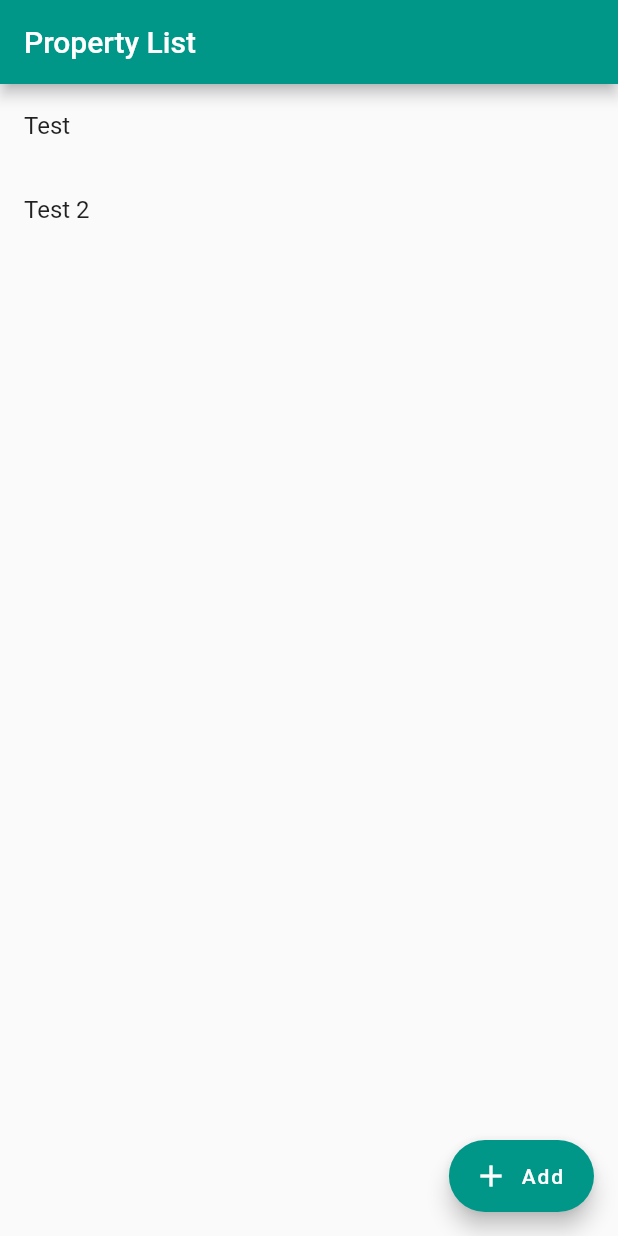
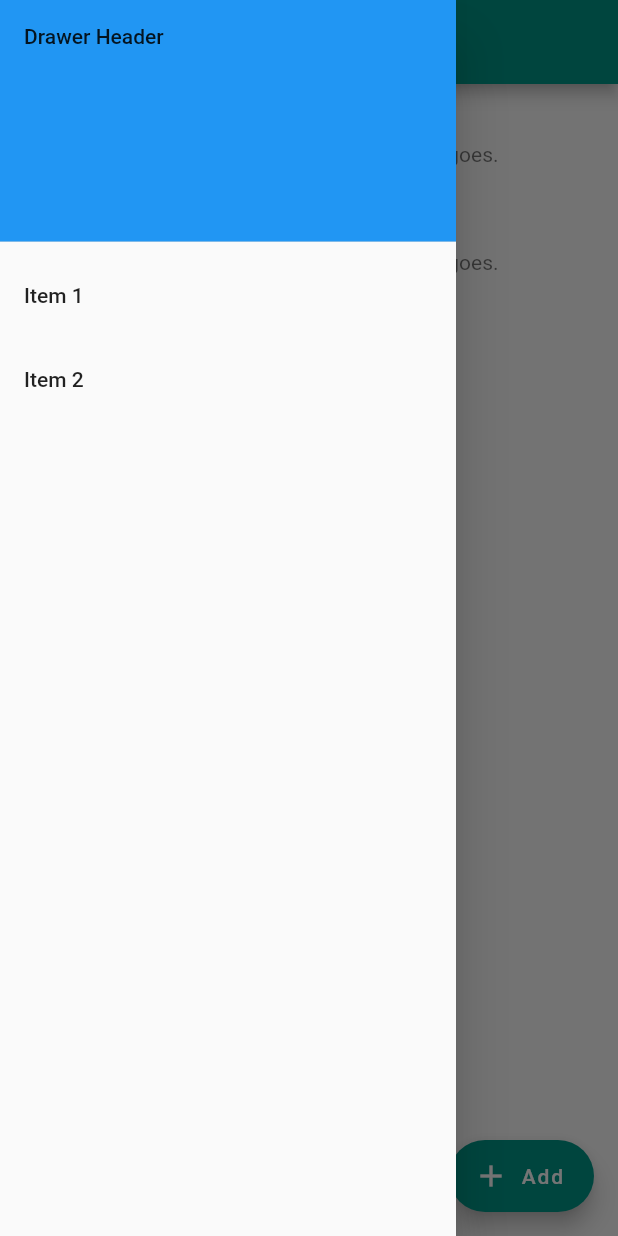
Before and after one commit to Lindronics/property_checklist, a Flutter app: the screen it shows after launch, with the side drawer open (before the commit the screen has no drawer), on a phone screen of 412 x 824 dp. Run offline on Flutter 3.47's test engine with Material 2 defaults, Android fonts, the phone set to English and light mode, and no system bars.

Commit message:
Changed list tiles and added drawer

```diff
--- a/property_checklist_app/lib/main.dart
+++ b/property_checklist_app/lib/main.dart
@@ -83,8 +83,49 @@
         itemCount: properties.length,
         itemBuilder: (context, index) {
           final property = properties[index];
-          return ListTile(title: Text(property.name));
+          return ListTile(
+              leading: FlutterLogo(size: 72.0),
+              title: Text(property.name),
+              subtitle: Text('This is where the flat summary goes.'),
+              onTap: () {
+                print("test");
+              });
         },
+      ),
+      drawer: Drawer(
+        // Add a ListView to the drawer. This ensures the user can scroll
+        // through the options in the drawer if there isn't enough vertical
+        // space to fit everything.
+        child: ListView(
+          // Important: Remove any padding from the ListView.
+          padding: EdgeInsets.zero,
+          children: <Widget>[
+            DrawerHeader(
+              child: Text('Drawer Header'),
+              decoration: BoxDecoration(
+                color: Colors.blue,
+              ),
+            ),
+            ListTile(
+              title: Text('Item 1'),
+              onTap: () {
+                // Update the state of the app
+                // ...
+                // Then close the drawer
+                Navigator.pop(context);
+              },
+            ),
+            ListTile(
+              title: Text('Item 2'),
+              onTap: () {
+                // Update the state of the app
+                // ...
+                // Then close the drawer
+                Navigator.pop(context);
+              },
+            ),
+          ],
+        ),
       ),
       floatingActionButton: FloatingActionButton.extended(
         onPressed: () {
```
